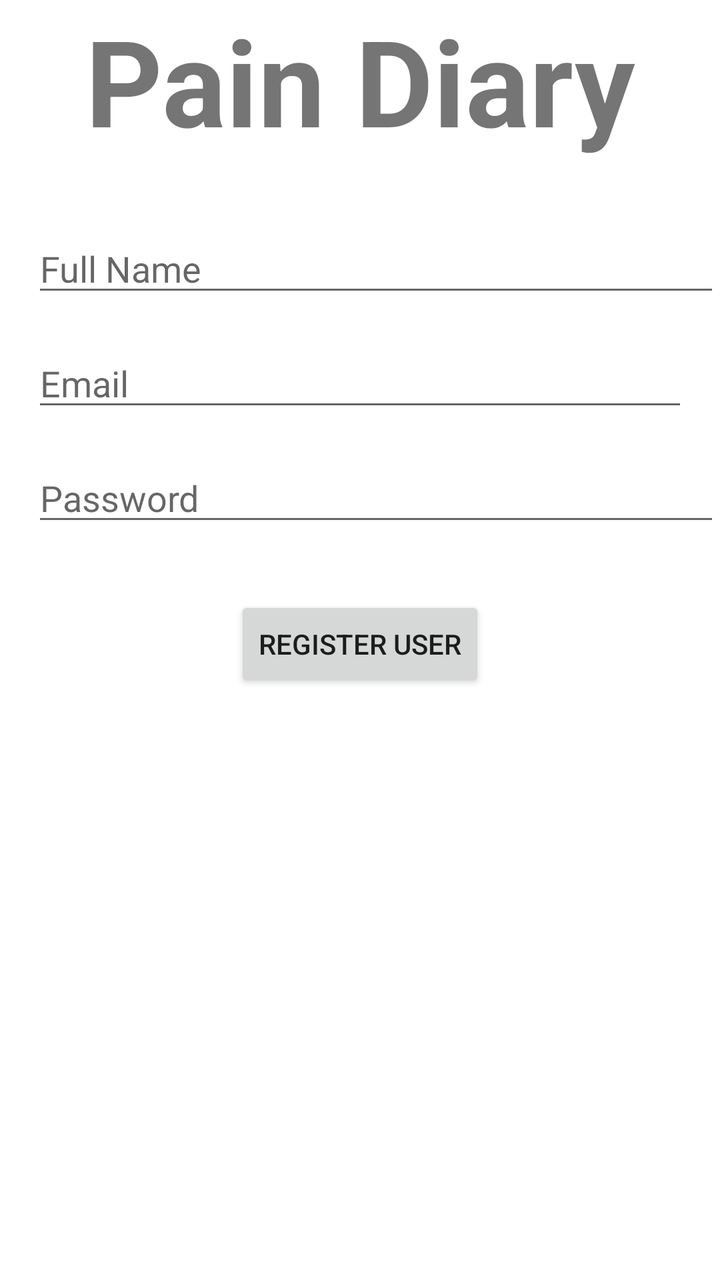
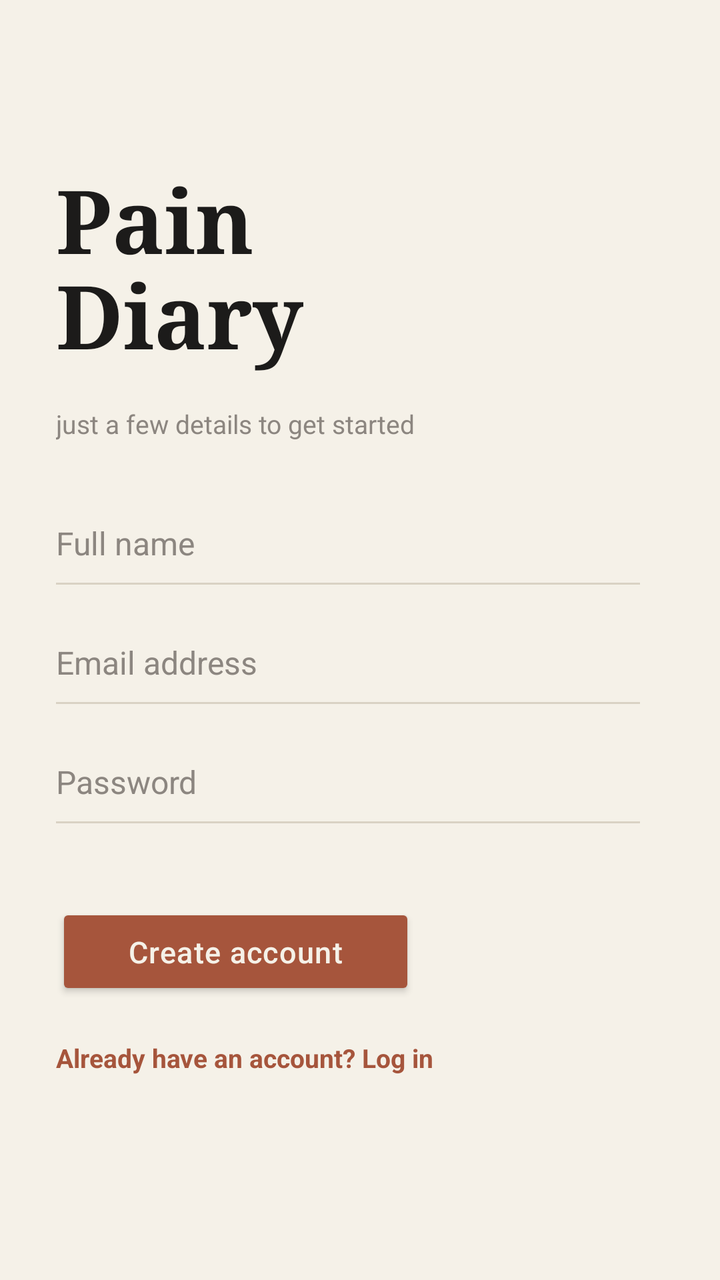

Compare the two renders of this Android layout. The source of the first and the diff that turns it into the second are given below.
<!-- AndroidManifest.xml: application theme Theme.Test1.NoActionBar -->
<!-- res/layout/activity_register_user.xml -->
<?xml version="1.0" encoding="utf-8"?>
<androidx.constraintlayout.widget.ConstraintLayout xmlns:android="http://schemas.android.com/apk/res/android"
    xmlns:app="http://schemas.android.com/apk/res-auto"
    xmlns:tools="http://schemas.android.com/tools"
    android:layout_width="match_parent"
    android:layout_height="match_parent"
    tools:context="com.example.test1.activity.RegisterUser">

    <TextView
        android:id="@+id/banner"
        android:layout_width="match_parent"
        android:layout_height="wrap_content"
        android:layout_marginStart="8dp"
        android:layout_marginLeft="8dp"
        android:layout_marginEnd="8dp"
        android:layout_marginRight="8dp"
        android:gravity="center_horizontal"
        android:text="Pain Diary"
        android:textAlignment="center"
        android:textSize="60sp"
        android:textStyle="bold"
        app:layout_constraintEnd_toEndOf="parent"
        app:layout_constraintStart_toStartOf="parent"
        tools:layout_editor_absoluteY="160dp"
        tools:ignore="MissingConstraints" />

    <EditText
        android:id="@+id/fullName"
        android:layout_width="0dp"
        android:layout_height="wrap_content"
        android:layout_marginStart="16dp"
        android:layout_marginLeft="16dp"
        android:layout_marginTop="32dp"
        android:ems="10"
        android:hint="Full Name"
        android:inputType="textPersonName"
        app:layout_constraintBottom_toTopOf="@+id/registerEmail"
        app:layout_constraintEnd_toEndOf="parent"
        app:layout_constraintStart_toStartOf="parent"
        app:layout_constraintTop_toBottomOf="@+id/banner" />

    <EditText
        android:id="@+id/registerPwd"
        android:layout_width="0dp"
        android:layout_height="wrap_content"

        android:layout_marginStart="16dp"
        android:layout_marginLeft="16dp"
        android:layout_marginTop="16dp"
        android:ems="10"
        android:hint="Password"
        android:inputType="textPassword"
        app:layout_constraintEnd_toEndOf="parent"
        app:layout_constraintHorizontal_bias="1.0"
        app:layout_constraintStart_toStartOf="parent"
        app:layout_constraintTop_toBottomOf="@+id/registerEmail" />


    <EditText
        android:id="@+id/registerEmail"
        android:layout_width="0dp"
        android:layout_height="wrap_content"
        android:layout_marginStart="16dp"
        android:layout_marginLeft="16dp"
        android:layout_marginTop="16dp"
        android:layout_marginEnd="16dp"
        android:layout_marginRight="16dp"
        android:ems="10"
        android:hint="Email"
        android:inputType="textPersonName"
        app:layout_constraintBottom_toTopOf="@+id/registerPwd"
        app:layout_constraintEnd_toEndOf="parent"
        app:layout_constraintStart_toStartOf="parent"
        app:layout_constraintTop_toBottomOf="@+id/fullName" />

    <Button
        android:id="@+id/regiserUserBtn"
        android:layout_width="wrap_content"
        android:layout_height="wrap_content"
        android:layout_marginTop="30dp"
        android:text="Register User"
        app:layout_constraintEnd_toEndOf="parent"
        app:layout_constraintStart_toStartOf="parent"
        app:layout_constraintTop_toBottomOf="@+id/registerPwd" />

    <ProgressBar
        android:layout_width="wrap_content"
        android:layout_height="wrap_content"

        android:id="@+id/progressBar"
        style="?android:attr/progressBarStyleLarge"
        android:layout_centerInParent="true"
        android:visibility="gone"
        tools:ignore="MissingConstraints"
        app:layout_constraintTop_toTopOf="parent"
        app:layout_constraintBottom_toBottomOf="parent"
        app:layout_constraintLeft_toLeftOf="parent"
        app:layout_constraintRight_toRightOf="parent"/>


</androidx.constraintlayout.widget.ConstraintLayout>
<!-- resources referenced by this layout -->
<resources>
  <style name="Theme.Test1.NoActionBar">
          <item name="windowActionBar">false</item>
          <item name="windowNoTitle">true</item>
      </style>
</resources>

<!-- the commit's change to res/layout/activity_register_user.xml (unified diff, before → after) -->
@@ -1,101 +1,133 @@
 <?xml version="1.0" encoding="utf-8"?>
-<androidx.constraintlayout.widget.ConstraintLayout xmlns:android="http://schemas.android.com/apk/res/android"
+<ScrollView xmlns:android="http://schemas.android.com/apk/res/android"
     xmlns:app="http://schemas.android.com/apk/res-auto"
     xmlns:tools="http://schemas.android.com/tools"
     android:layout_width="match_parent"
     android:layout_height="match_parent"
+    android:fillViewport="true"
+    android:background="@color/paper"
     tools:context="com.example.test1.activity.RegisterUser">
 
-    <TextView
-        android:id="@+id/banner"
+    <androidx.constraintlayout.widget.ConstraintLayout
         android:layout_width="match_parent"
         android:layout_height="wrap_content"
-        android:layout_marginStart="8dp"
-        android:layout_marginLeft="8dp"
-        android:layout_marginEnd="8dp"
-        android:layout_marginRight="8dp"
-        android:gravity="center_horizontal"
-        android:text="Pain Diary"
-        android:textAlignment="center"
-        android:textSize="60sp"
-        android:textStyle="bold"
-        app:layout_constraintEnd_toEndOf="parent"
-        app:layout_constraintStart_toStartOf="parent"
-        tools:layout_editor_absoluteY="160dp"
-        tools:ignore="MissingConstraints" />
+        android:paddingStart="28dp"
+        android:paddingEnd="40dp"
+        android:paddingTop="80dp"
+        android:paddingBottom="40dp">
 
-    <EditText
-        android:id="@+id/fullName"
-        android:layout_width="0dp"
-        android:layout_height="wrap_content"
-        android:layout_marginStart="16dp"
-        android:layout_marginLeft="16dp"
-        android:layout_marginTop="32dp"
-        android:ems="10"
-        android:hint="Full Name"
-        android:inputType="textPersonName"
-        app:layout_constraintBottom_toTopOf="@+id/registerEmail"
-        app:layout_constraintEnd_toEndOf="parent"
-        app:layout_constraintStart_toStartOf="parent"
-        app:layout_constraintTop_toBottomOf="@+id/banner" />
+        <TextView
+            android:id="@+id/banner"
+            android:layout_width="wrap_content"
+            android:layout_height="wrap_content"
+            android:fontFamily="serif"
+            android:lineSpacingExtra="-4sp"
+            android:text="Pain\nDiary"
+            android:textColor="@color/ink"
+            android:textSize="44sp"
+            android:textStyle="bold"
+            app:layout_constraintStart_toStartOf="parent"
+            app:layout_constraintTop_toTopOf="parent" />
 
-    <EditText
-        android:id="@+id/registerPwd"
-        android:layout_width="0dp"
-        android:layout_height="wrap_content"
+        <TextView
+            android:id="@+id/subtitle"
+            android:layout_width="wrap_content"
+            android:layout_height="wrap_content"
+            android:layout_marginTop="16dp"
+            android:text="just a few details to get started"
+            android:textColor="@color/ink_light"
+            android:textSize="13sp"
+            app:layout_constraintStart_toStartOf="parent"
+            app:layout_constraintTop_toBottomOf="@id/banner" />
 
-        android:layout_marginStart="16dp"
-        android:layout_marginLeft="16dp"
-        android:layout_marginTop="16dp"
-        android:ems="10"
-        android:hint="Password"
-        android:inputType="textPassword"
-        app:layout_constraintEnd_toEndOf="parent"
-        app:layout_constraintHorizontal_bias="1.0"
-        app:layout_constraintStart_toStartOf="parent"
-        app:layout_constraintTop_toBottomOf="@+id/registerEmail" />
+        <EditText
+            android:id="@+id/fullName"
+            android:layout_width="0dp"
+            android:layout_height="wrap_content"
+            android:layout_marginTop="40dp"
+            android:background="@drawable/edittext_underline_selector"
+            android:hint="Full name"
+            android:inputType="textPersonName"
+            android:paddingBottom="10dp"
+            android:textColor="@color/ink"
+            android:textColorHint="@color/ink_light"
+            android:textSize="16sp"
+            app:layout_constraintEnd_toEndOf="parent"
+            app:layout_constraintStart_toStartOf="parent"
+            app:layout_constraintTop_toBottomOf="@id/subtitle" />
 
+        <EditText
+            android:id="@+id/registerEmail"
+            android:layout_width="0dp"
+            android:layout_height="wrap_content"
+            android:layout_marginTop="28dp"
+            android:background="@drawable/edittext_underline_selector"
+            android:hint="Email address"
+            android:inputType="textEmailAddress"
+            android:paddingBottom="10dp"
+            android:textColor="@color/ink"
+            android:textColorHint="@color/ink_light"
+            android:textSize="16sp"
+            app:layout_constraintEnd_toEndOf="parent"
+            app:layout_constraintStart_toStartOf="parent"
+            app:layout_constraintTop_toBottomOf="@id/fullName" />
 
-    <EditText
-        android:id="@+id/registerEmail"
-        android:layout_width="0dp"
-        android:layout_height="wrap_content"
-        android:layout_marginStart="16dp"
-        android:layout_marginLeft="16dp"
-        android:layout_marginTop="16dp"
-        android:layout_marginEnd="16dp"
-        android:layout_marginRight="16dp"
-        android:ems="10"
-        android:hint="Email"
-        android:inputType="textPersonName"
-        app:layout_constraintBottom_toTopOf="@+id/registerPwd"
-        app:layout_constraintEnd_toEndOf="parent"
-        app:layout_constraintStart_toStartOf="parent"
-        app:layout_constraintTop_toBottomOf="@+id/fullName" />
+        <EditText
+            android:id="@+id/registerPwd"
+            android:layout_width="0dp"
+            android:layout_height="wrap_content"
+            android:layout_marginTop="28dp"
+            android:background="@drawable/edittext_underline_selector"
+            android:hint="Password"
+            android:inputType="textPassword"
+            android:paddingBottom="10dp"
+            android:textColor="@color/ink"
+            android:textColorHint="@color/ink_light"
+            android:textSize="16sp"
+            app:layout_constraintEnd_toEndOf="parent"
+            app:layout_constraintStart_toStartOf="parent"
+            app:layout_constraintTop_toBottomOf="@id/registerEmail" />
 
-    <Button
-        android:id="@+id/regiserUserBtn"
-        android:layout_width="wrap_content"
-        android:layout_height="wrap_content"
-        android:layout_marginTop="30dp"
-        android:text="Register User"
-        app:layout_constraintEnd_toEndOf="parent"
-        app:layout_constraintStart_toStartOf="parent"
-        app:layout_constraintTop_toBottomOf="@+id/registerPwd" />
+        <Button
+            android:id="@+id/regiserUserBtn"
+            android:layout_width="wrap_content"
+            android:layout_height="wrap_content"
+            android:layout_marginTop="40dp"
+            android:backgroundTint="@color/accent_clay"
+            android:letterSpacing="0.03"
+            android:paddingStart="36dp"
+            android:paddingEnd="36dp"
+            android:paddingTop="14dp"
+            android:paddingBottom="14dp"
+            android:text="Create account"
+            android:textAllCaps="false"
+            android:textColor="@color/paper"
+            android:textSize="15sp"
+            app:layout_constraintStart_toStartOf="parent"
+            app:layout_constraintTop_toBottomOf="@id/registerPwd" />
 
-    <ProgressBar
-        android:layout_width="wrap_content"
-        android:layout_height="wrap_content"
+        <TextView
+            android:id="@+id/backToLoginText"
+            android:layout_width="wrap_content"
+            android:layout_height="wrap_content"
+            android:layout_marginTop="20dp"
+            android:text="Already have an account? Log in"
+            android:textColor="@color/accent_clay"
+            android:textSize="13sp"
+            android:textStyle="bold"
+            app:layout_constraintStart_toStartOf="parent"
+            app:layout_constraintTop_toBottomOf="@id/regiserUserBtn" />
 
-        android:id="@+id/progressBar"
-        style="?android:attr/progressBarStyleLarge"
-        android:layout_centerInParent="true"
-        android:visibility="gone"
-        tools:ignore="MissingConstraints"
-        app:layout_constraintTop_toTopOf="parent"
-        app:layout_constraintBottom_toBottomOf="parent"
-        app:layout_constraintLeft_toLeftOf="parent"
-        app:layout_constraintRight_toRightOf="parent"/>
+        <ProgressBar
+            android:id="@+id/progressBar"
+            android:layout_width="wrap_content"
+            android:layout_height="wrap_content"
+            android:layout_marginTop="24dp"
+            android:indeterminateTint="@color/accent_clay"
+            android:visibility="gone"
+            app:layout_constraintStart_toStartOf="parent"
+            app:layout_constraintTop_toBottomOf="parent" />
 
+    </androidx.constraintlayout.widget.ConstraintLayout>
 
-</androidx.constraintlayout.widget.ConstraintLayout>
+</ScrollView>
<!-- resource entries referenced after the edit -->
@@ -1,8 +1,39 @@
 <!-- resources referenced by this layout -->
 <resources>
+  <color name="accent_clay">#A6553C</color>
+  <color name="ink">#1C1B1A</color>
+  <color name="ink_light">#8C8680</color>
+  <color name="paper">#F5F1E8</color>
+  <!-- drawable edittext_underline_selector (drawable) -->
+  <?xml version="1.0" encoding="utf-8"?>
+  <selector xmlns:android="http://schemas.android.com/apk/res/android">
+      <item android:state_focused="true" android:drawable="@drawable/underline_focused" />
+      <item android:drawable="@drawable/underline_default" />
+  </selector>
   <style name="Theme.Test1.NoActionBar">
           <item name="windowActionBar">false</item>
           <item name="windowNoTitle">true</item>
       </style>
+  <!-- drawable underline_focused (drawable) -->
+  <?xml version="1.0" encoding="utf-8"?>
+  <layer-list xmlns:android="http://schemas.android.com/apk/res/android">
+      <item android:gravity="bottom">
+          <shape android:shape="rectangle">
+              <solid android:color="@color/accent_clay" />
+              <size android:height="2dp" />
+          </shape>
+      </item>
+  </layer-list>
+  <!-- drawable underline_default (drawable) -->
+  <?xml version="1.0" encoding="utf-8"?>
+  <layer-list xmlns:android="http://schemas.android.com/apk/res/android">
+      <item android:gravity="bottom">
+          <shape android:shape="rectangle">
+              <solid android:color="@color/border_soft" />
+              <size android:height="1dp" />
+          </shape>
+      </item>
+  </layer-list>
+  <color name="border_soft">#D9D2C4</color>
 </resources>
 
